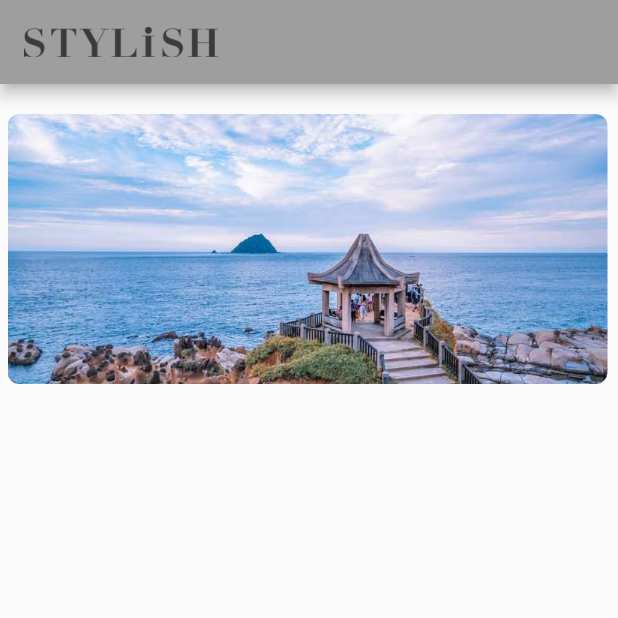
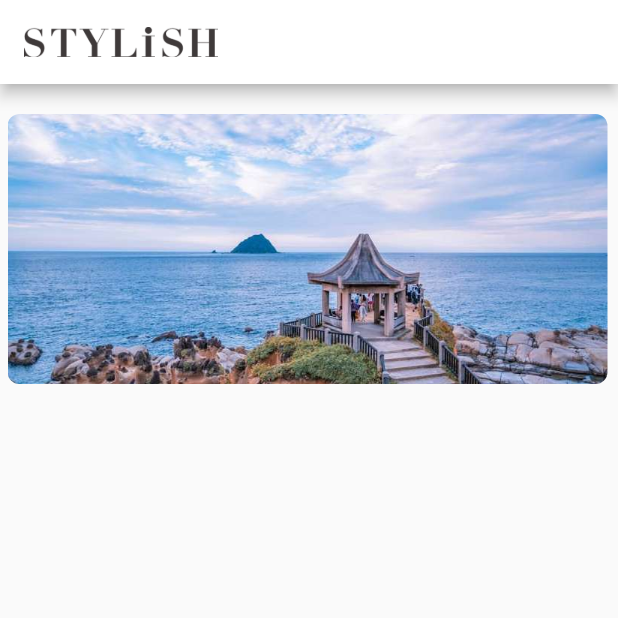
Before and after one commit to kbl26amy/Slylish_Flutter, a Flutter app: the screen it shows after launch, on a phone screen of 412 x 824 dp, the top half of it. Run offline on Flutter 3.47's test engine with Material 2 defaults, Android fonts, the light colour scheme and no system bars.

Commit message:
解決主題顏色不能設定為白色的問題

```diff
--- a/lib/main.dart
+++ b/lib/main.dart
@@ -11,7 +11,12 @@ class MyApp extends StatelessWidget {
   Widget build(BuildContext context) {
     return MaterialApp(
       title: 'Stylish',
-      theme: ThemeData(primarySwatch: Colors.grey),
+      theme: ThemeData(
+          colorScheme: ColorScheme.light(
+              primary: Colors.white,
+              onPrimary: Colors.white,
+              onBackground: Colors.white,
+              secondary: Colors.black)),
       debugShowCheckedModeBanner: false,
       home: MyHomePage(),
     );
```
